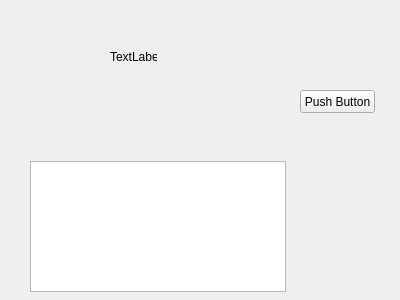
The window that core/ui/ConfirmationPageWidget.ui (aschuman/CoBaB) describes before a commit, drawn with Qt 5.
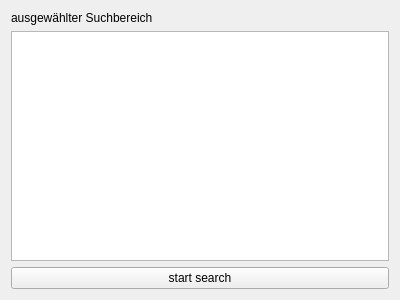
The same window after the commit.

Commit message: Started implementing the ConfirmationPageWidget.

```diff
--- a/core/ui/ConfirmationPageWidget.ui
+++ b/core/ui/ConfirmationPageWidget.ui
@@ -13,42 +13,41 @@
   <property name="windowTitle">
    <string>Form</string>
   </property>
-  <widget class="QPushButton" name="mSearchButton">
-   <property name="geometry">
-    <rect>
-     <x>300</x>
-     <y>90</y>
-     <width>75</width>
-     <height>23</height>
-    </rect>
-   </property>
-   <property name="text">
-    <string>Push Button</string>
-   </property>
-  </widget>
-  <widget class="QTableWidget" name="mParameters">
-   <property name="geometry">
-    <rect>
-     <x>30</x>
-     <y>161</y>
-     <width>256</width>
-     <height>131</height>
-    </rect>
-   </property>
-  </widget>
-  <widget class="QLabel" name="mImageToSearchLabel">
-   <property name="geometry">
-    <rect>
-     <x>110</x>
-     <y>50</y>
-     <width>47</width>
-     <height>13</height>
-    </rect>
-   </property>
-   <property name="text">
-    <string>TextLabel</string>
-   </property>
-  </widget>
+  <layout class="QVBoxLayout" name="verticalLayout">
+   <item>
+    <widget class="QLabel" name="mImageToSearchLabel">
+     <property name="text">
+      <string>ausgewählter Suchbereich</string>
+     </property>
+    </widget>
+   </item>
+   <item>
+    <widget class="QTableWidget" name="mParameters">
+     <property name="sizeAdjustPolicy">
+      <enum>QAbstractScrollArea::AdjustToContents</enum>
+     </property>
+     <property name="dragDropOverwriteMode">
+      <bool>false</bool>
+     </property>
+     <property name="selectionMode">
+      <enum>QAbstractItemView::NoSelection</enum>
+     </property>
+     <property name="showGrid">
+      <bool>false</bool>
+     </property>
+     <property name="gridStyle">
+      <enum>Qt::NoPen</enum>
+     </property>
+    </widget>
+   </item>
+   <item>
+    <widget class="QPushButton" name="mSearchButton">
+     <property name="text">
+      <string>start search</string>
+     </property>
+    </widget>
+   </item>
+  </layout>
  </widget>
  <resources/>
  <connections/>
```
The commit also changes 3 other files.
